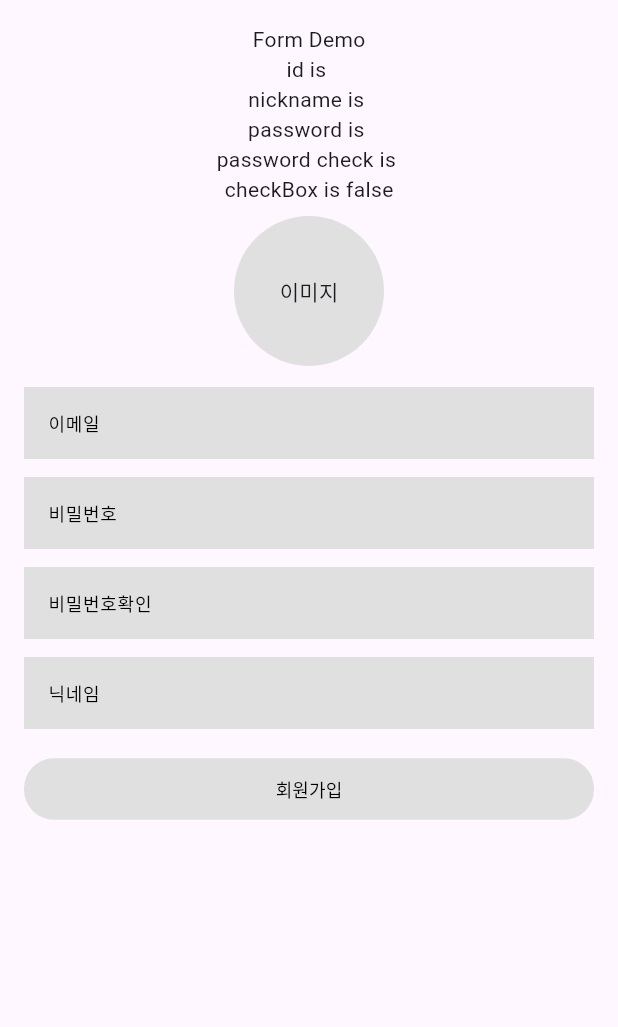
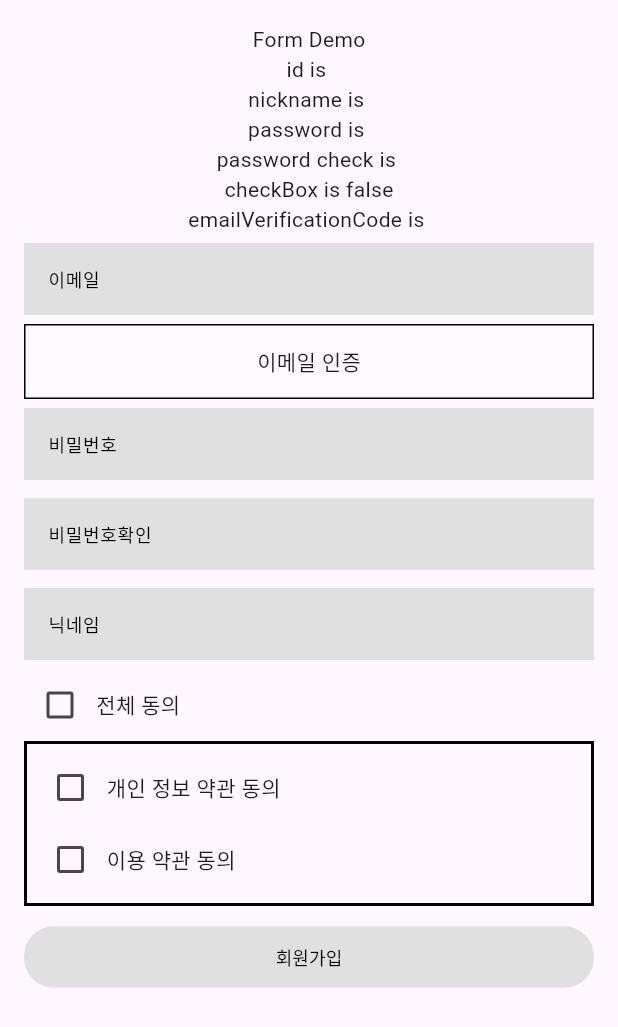
Before and after one commit to TaskWeaver/frontend_app, a Flutter app: the screen it shows after launch, after a tap on "formExample", on a phone screen of 412 x 824 dp. Shown: the top 1027 px of the screen. Run offline on Flutter 3.47's test engine with Material 3 defaults, Android fonts, the phone set to English and light mode, and no system bars; our stand-ins replace go_router; missing offline and left inert: widgetbook, widgetbook_annotation.

Commit message:
feat: Email form Page

```diff
--- a/front/lib/app/domain/form_example/form_demo.dart
+++ b/front/lib/app/domain/form_example/form_demo.dart
@@ -1,13 +1,13 @@
-import 'dart:io';
-
-import 'package:file_picker/file_picker.dart';
 import 'package:flutter/material.dart';
 import 'package:front/app/domain/presentation/login/component/rounded_elvatedbutton.dart';
 import 'package:front/shared/atom/checkbox_formField.dart';
 import 'package:front/shared/atom/hinted_textfield.dart';
+import 'package:front/shared/atom/timer_textfield.dart';
 import 'package:front/shared/helper/FormHelper/interface/form_validate_function.dart';
 import 'package:front/shared/helper/helper.dart';
 import 'package:front/shared/mixin/mixin.dart';
+
+enum EmailAuthStatus { unauthenticated, authenticating, authenticated }
 
 String passwordRegexPatternString = r'^(?=.*[a-zA-Z].*[a-zA-Z])(?=.*\d).{3,}$';
 
@@ -27,67 +27,12 @@ class _EmailSignInFormBuilderExampleScreenState
   final GlobalKey<FormState> _passwordFormKey = GlobalKey<FormState>();
   final GlobalKey<FormState> _passwordCheckFormKey = GlobalKey<FormState>();
   final GlobalKey<FormState> _nickNameFormKey = GlobalKey<FormState>();
-
-  File? imgFile;
-  var isImageLoading = false;
-
-  late PageController _pageController;
-  int _currentPage = 0;
+  final GlobalKey<FormState> _allAgreementFormKey = GlobalKey<FormState>();
+  final GlobalKey<FormState> _emailVerificationCodeFormKey =
+      GlobalKey<FormState>();
+  EmailAuthStatus _status = EmailAuthStatus.unauthenticated;
 
   @override
-  void initState() {
-    super.initState();
-    _pageController = PageController();
-  }
-
-  @override
-  void dispose() {
-    _pageController.dispose();
-    super.dispose();
-  }
-
-  void nextPage() {
-    if (_currentPage < 2) {
-      _currentPage++;
-      _pageController.animateToPage(
-        _currentPage,
-        duration: const Duration(milliseconds: 300),
-        curve: Curves.easeInOut,
-      );
-    }
-  }
-
-  void prevPage() {
-    if (_currentPage >= 1) {
-      _currentPage--;
-      _pageController.animateToPage(
-        _currentPage,
-        duration: const Duration(milliseconds: 300),
-        curve: Curves.easeInOut,
-      );
-    }
-  }
-
-  Future<void> pickImage() async {
-    var result = await FilePicker.platform.pickFiles(
-      type: FileType.image, // select only images
-    );
-
-    if (result != null) {
-      setState(() {
-        isImageLoading = true;
-        imgFile = File(result.files.single.path!);
-        print('File Path: ${imgFile!.path}');
-      });
-    } else {
-      print('No image selected');
-    }
-
-    setState(() {
-      isImageLoading = false;
-    });
-  }
-
   @override
   Widget build(BuildContext context) {
     formHandler.init(stateMap, setStateMap);
@@ -96,37 +41,25 @@ class _EmailSignInFormBuilderExampleScreenState
     var password = formHandler.readValue('password', '');
     var passwordCheck = formHandler.readValue('passwordCheck', '');
     var checkbox = formHandler.readValue('allAgreed', false);
-
-    return PageView(
-      controller: _pageController,
-      onPageChanged: (page) {
-        setState(() {
-          _currentPage = page;
-        });
-      },
-      children: [
-        _buildFirstPage(id, nickname, password, passwordCheck, checkbox),
-        _buildSecondPage(),
-      ],
-    );
+    var emailVerificationCode =
+        formHandler.readValue('emailVerificationCode', '');
+    return _buildScreen(
+        id, nickname, password, passwordCheck, checkbox, emailVerificationCode);
   }
 
-  Widget _buildFirstPage(
-    String id,
-    String nickname,
-    String password,
-    String passwordCheck,
-    bool checkbox,
-  ) {
+  Widget _buildScreen(String id, String nickname, String password,
+      String passwordCheck, bool checkbox, String emailVerificationCode) {
     return SafeArea(
       child: Scaffold(
-        body: GestureDetector(
+        body: SingleChildScrollView(
+          child: GestureDetector(
             onTap: () {
               FocusScope.of(context).unfocus();
             },
             child: Padding(
               padding: const EdgeInsets.all(16.0),
               child: Center(
+                //TODO: 이미지 업로딩 추가
                 child: Column(
                   children: [
                     const Text('Form Demo'),
@@ -135,7 +68,7 @@ class _EmailSignInFormBuilderExampleScreenState
                     Text('password is $password'),
                     Text('password check is $passwordCheck'),
                     Text('checkBox is $checkbox'),
-                  _buildImagePicker(),
+                    Text('emailVerificationCode is $emailVerificationCode'),
                     _buildForm(
                       key: _emailFormKey,
                       hintText: '이메일',
@@ -145,6 +78,7 @@ class _EmailSignInFormBuilderExampleScreenState
                           .required('이메일을 입력해주세요')
                           .build(),
                     ),
+                    emailAuthComponent(),
                     _buildForm(
                       key: _passwordFormKey,
                       hintText: '비밀번호',
@@ -175,6 +109,7 @@ class _EmailSignInFormBuilderExampleScreenState
                             .required('닉네임을 입력해주세요')
                             .min(2, '2글자 이상 입력해주세요')
                             .build()),
+                    _buildCheckBoxAgreementForm(),
                     const SizedBox(height: 10),
                     RoundedElevatedButton(
                       text: '회원가입',
@@ -187,12 +122,14 @@ class _EmailSignInFormBuilderExampleScreenState
             ),
           ),
         ),
+      ),
     );
   }
 
-  Widget _buildSecondPage() {
-    return Scaffold(
-      body: Column(
+  Widget _buildCheckBoxAgreementForm() {
+    return Form(
+      key: _allAgreementFormKey,
+      child: Column(
         children: [
           CustomCheckbox(
             title: '전체 동의',
@@ -229,12 +166,6 @@ class _EmailSignInFormBuilderExampleScreenState
                     _buildCheckbox(
                       'termsAgreed',
                       '이용 약관 동의',
-                    ),
-                    RoundedElevatedButton(
-                      text: '회원가입',
-                      onPressed: () {
-                        prevPage();
-                      },
                     ),
                   ],
                 ),
@@ -282,51 +213,116 @@ class _EmailSignInFormBuilderExampleScreenState
     );
   }
 
-  Widget _buildImagePicker() {
-    return Padding(
-      padding: const EdgeInsets.all(8.0),
-      child: imgFile == null
-          ? GestureDetector(
-              onTap: pickImage,
-              child: Container(
-                width: 100,
-                height: 100,
-                decoration: BoxDecoration(
-                  shape: BoxShape.circle,
-                  color: Colors.grey[300],
-                ),
-                child: const Center(child: Text('이미지')),
-              ),
-            )
-          : isImageLoading
-              ? const CircularProgressIndicator()
-              : Container(
-                  width: 100,
-                  height: 100,
-                  decoration: BoxDecoration(
-                    shape: BoxShape.circle,
-                    color: Colors.grey[300],
-                  ),
-                  child: Image.file(imgFile!),
-                ),
-    );
-  }
-
   void _handleFormSubmission() {
+    //TODO: 리팩토링 필요
     var emailValidationBool = _emailFormKey.currentState!.validate();
     var nickNameValidationBool = _nickNameFormKey.currentState!.validate();
     var passwordValidationBool = _passwordFormKey.currentState!.validate();
     var passwordCheckValidationBool =
         _passwordCheckFormKey.currentState!.validate();
+    var allAgreementValidationBool =
+        _allAgreementFormKey.currentState!.validate();
 
     var allValidationBool = emailValidationBool &&
         nickNameValidationBool &&
         passwordValidationBool &&
-        passwordCheckValidationBool;
+        passwordCheckValidationBool &&
+        allAgreementValidationBool &&
+        _status == EmailAuthStatus.authenticated;
 
     if (allValidationBool) {
       formHandler.onSubmit();
-      nextPage();
     }
   }
+
+  Widget emailAuthComponent() {
+    switch (_status) {
+      case EmailAuthStatus.unauthenticated:
+        return _buildEmailAuthButton();
+      case EmailAuthStatus.authenticating:
+        return _buildEmailAuthForm();
+      case EmailAuthStatus.authenticated:
+        return _buildEmailAuthCompleted();
+      default:
+        return Container(); // Handle unexpected states
     }
+  }
+
+  Widget _buildEmailAuthButton() {
+    return InkWell(
+      onTap: startAuthenticating,
+      child: Container(
+        width: double.infinity,
+        height: 50,
+        decoration: BoxDecoration(
+          color: Colors.white12,
+          border: Border.all(width: 1, color: Colors.black),
+        ),
+        child: const Center(child: Text('이메일 인증')),
+      ),
+    );
+  }
+
+  Widget _buildEmailAuthForm() {
+    return Column(
+      mainAxisSize: MainAxisSize.min,
+      children: [
+        Form(
+          key: _emailVerificationCodeFormKey,
+          child: TimerTextField(
+            timeInSeconds: 300,
+            value: formHandler.readValue('emailVerificationCode', ''),
+            hintText: '인증번호 입력',
+            validator: formHandler.validateField(
+              'emailVerificationCode',
+              FieldValidationBuilder.field('emailVerificationCode')
+                  .required('인증번호를 입력해주세요')
+                  .build(),
+            ),
+          ),
+        ),
+        InkWell(
+          onTap: () {
+            if (_emailVerificationCodeFormKey.currentState!.validate()) {
+              finishAuthenticating();
+            }
+          },
+          child: Container(
+            width: double.infinity,
+            height: 50,
+            decoration: BoxDecoration(
+              color: Colors.white12,
+              border: Border.all(width: 1, color: Colors.black),
+            ),
+            child: const Center(child: Text('이메일 인증 확인')),
+          ),
+        ),
+      ],
+    );
+  }
+
+  Widget _buildEmailAuthCompleted() {
+    return Container(
+      width: double.infinity,
+      height: 50,
+      decoration: BoxDecoration(
+        color: Colors.white12,
+        border: Border.all(width: 1, color: Colors.black),
+      ),
+      child: const Center(child: Text('이메일 인증 완료')),
+    );
+  }
+
+  void startAuthenticating() {
+    setState(() {
+      _status = EmailAuthStatus.authenticating;
+    });
+    //TODO: 이메일 인증 로직 추가.
+  }
+
+  void finishAuthenticating() {
+    setState(() {
+      _status = EmailAuthStatus.authenticated;
+    });
+  }
+}
--- a/front/lib/shared/helper/FormHelper/form_handler.dart
+++ b/front/lib/shared/helper/FormHelper/form_handler.dart
@@ -97,6 +97,7 @@ class FormHandler {
   }
 
   Map<String, dynamic> onSubmit() {
+    print(fields);
     return fields;
   }
 }
```
Also changed, not shown: front/lib/shared/atom/timer.dart (added, +57 -0 lines), front/lib/shared/atom/timer_textfield.dart (added, +59 -0 lines). Lines whose indentation alone changed are shown as unchanged.
